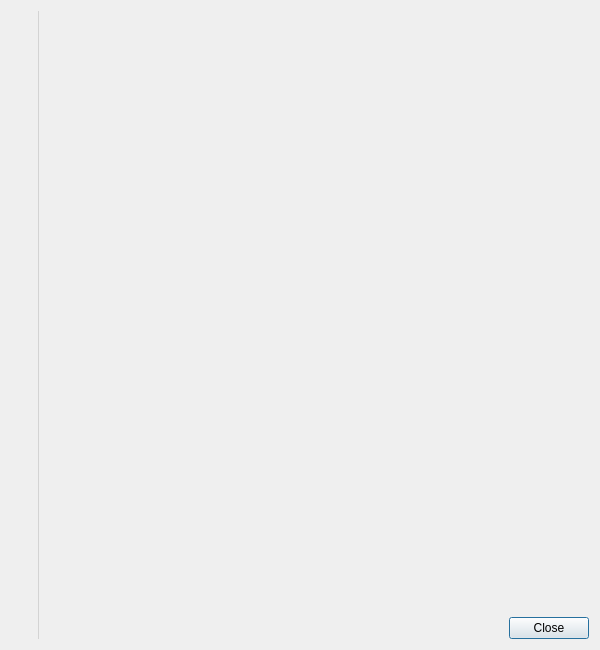
Before: the Qt Designer form src/dialogs/about.ui in strawberrymusicplayer/strawberry, drawn with Qt 5.
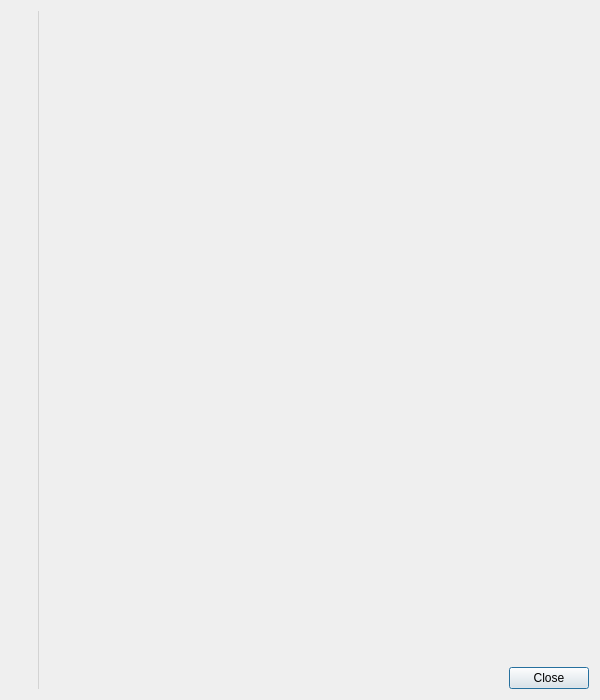
After: the same form once the commit is applied. Icons and pictures are not drawn.

Commit message: Add some missing names to about

```diff
--- a/src/dialogs/about.ui
+++ b/src/dialogs/about.ui
@@ -7,7 +7,7 @@
     <x>0</x>
     <y>0</y>
     <width>600</width>
-    <height>650</height>
+    <height>700</height>
    </rect>
   </property>
   <property name="sizePolicy">
@@ -19,13 +19,7 @@
   <property name="minimumSize">
    <size>
     <width>600</width>
-    <height>650</height>
-   </size>
-  </property>
-  <property name="maximumSize">
-   <size>
-    <width>600</width>
-    <height>650</height>
+    <height>700</height>
    </size>
   </property>
   <property name="baseSize">
@@ -109,7 +103,7 @@
          <property name="maximumSize">
           <size>
            <width>16777215</width>
-           <height>20</height>
+           <height>25</height>
           </size>
          </property>
          <property name="text">
```
The commit also changes 1 other file.
